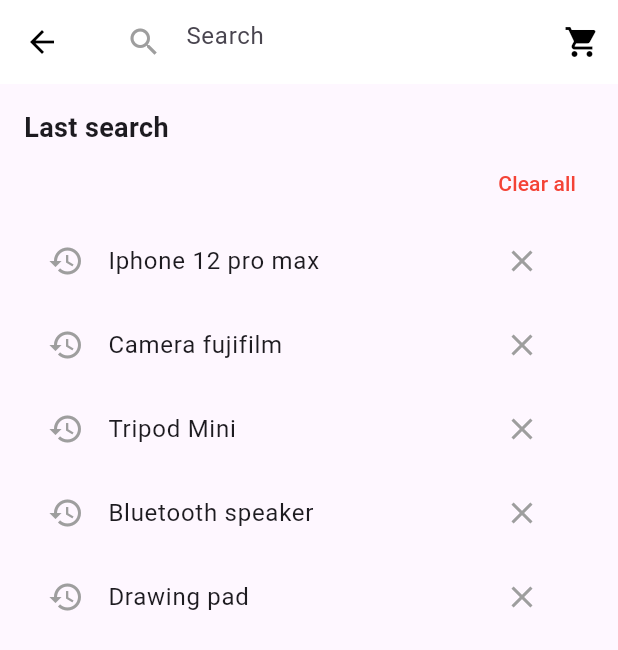
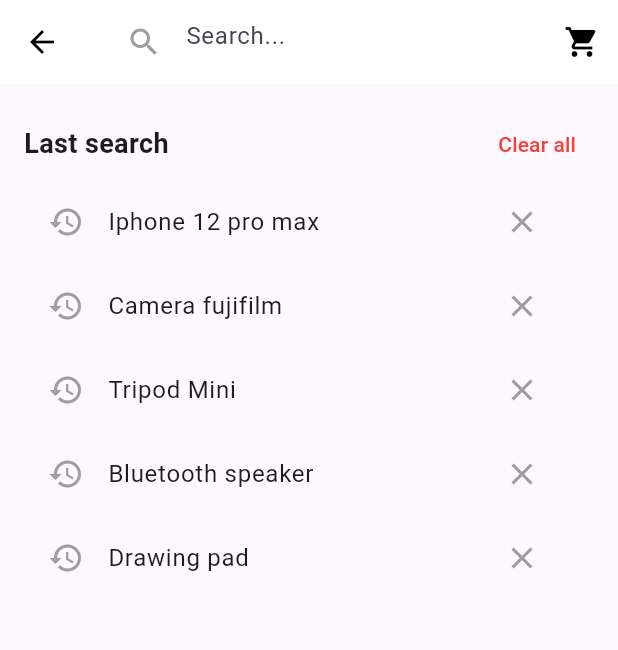
Before and after one commit to ndhue/final_flutter_ecommerce, a Flutter app: the ProductSearch screen opened directly, on a phone screen of 412 x 824 dp. Shown: the top 650 px of the screen. Run offline on Flutter 3.47's test engine with Material 3 defaults, Android fonts, the phone set to English and light mode, and no system bars; our stand-ins replace cloud_firestore, firebase_core, fluttertoast; accounts and stored records are empty.

Commit message:
update search

```diff
--- a/lib/main.dart
+++ b/lib/main.dart
@@ -26,7 +26,7 @@ class MainApp extends StatelessWidget {
       debugShowCheckedModeBanner: false,
       title: 'Demo',
       onGenerateRoute: router.generateRoute,
-      initialRoute: entryPointScreenRoute,
+      initialRoute: productSearchRoute,
     );
   }
 }
--- a/lib/routes/route_constants.dart
+++ b/lib/routes/route_constants.dart
@@ -10,3 +10,6 @@ const String paymentMethodScreenRoute = "payment_method";
 const String helpsAndSupportScreenRoute = "helps_and_support";
 const String adminChatsRoute = "admin_chats";
 const String customerChatRoute = "customer_chat";
+
+const String productSearchRoute = "procduct_search";
+const String searchResultRoute = "search_result";
--- a/lib/screens/product/product_search.dart
+++ b/lib/screens/product/product_search.dart
@@ -1,4 +1,6 @@
 import 'package:flutter/material.dart';
+import 'package:final_ecommerce/routes/route_constants.dart';
+import 'package:final_ecommerce/routes/router.dart' as router;
 
 class ProductSearch extends StatefulWidget {
   const ProductSearch({super.key});
@@ -15,6 +17,20 @@ class _ProductSearchState extends State<ProductSearch> {
     "Bluetooth speaker",
     "Drawing pad",
   ];
+  TextEditingController searchController = TextEditingController();
+
+  void _searchProduct(String query) {
+    if (query.isNotEmpty) {
+      setState(() {
+        if (!recentSearches.contains(query)) {
+          recentSearches.insert(0, query); // Lưu vào lịch sử tìm kiếm
+        }
+      });
+
+      // Chuyển sang trang SearchResults và truyền query
+      Navigator.pushNamed(context, searchResultRoute, arguments: query);
+    }
+  }
 
   @override
   Widget build(BuildContext context) {
@@ -23,19 +39,21 @@ class _ProductSearchState extends State<ProductSearch> {
         backgroundColor: Colors.white,
         elevation: 0,
         leading: IconButton(
-          icon: Icon(Icons.arrow_back, color: Colors.black),
+          icon: const Icon(Icons.arrow_back, color: Colors.black),
           onPressed: () => Navigator.pop(context),
         ),
         title: TextField(
-          decoration: InputDecoration(
-            hintText: "Search",
+          controller: searchController,
+          decoration: const InputDecoration(
+            hintText: "Search...",
             border: InputBorder.none,
             prefixIcon: Icon(Icons.search, color: Colors.grey),
           ),
+          onSubmitted: _searchProduct, // Khi nhấn Enter, gọi hàm tìm kiếm
         ),
         actions: [
           IconButton(
-            icon: Icon(Icons.shopping_cart, color: Colors.black),
+            icon: const Icon(Icons.shopping_cart, color: Colors.black),
             onPressed: () {},
           ),
         ],
@@ -45,36 +63,43 @@ class _ProductSearchState extends State<ProductSearch> {
         child: Column(
           crossAxisAlignment: CrossAxisAlignment.start,
           children: [
-            Text(
+            Row(
+              mainAxisAlignment: MainAxisAlignment.spaceBetween,
+              children: [
+                const Text(
                   "Last search",
                   style: TextStyle(fontSize: 18, fontWeight: FontWeight.bold),
                 ),
-            Align(
-              alignment: Alignment.centerRight,
-              child: TextButton(
-                onPressed: () {
-                  setState(() {
+                TextButton(
+                  onPressed:
+                      () => setState(() {
                         recentSearches.clear();
-                  });
-                },
-                child: Text("Clear all", style: TextStyle(color: Colors.red)),
+                      }),
+                  child: const Text(
+                    "Clear all",
+                    style: TextStyle(color: Colors.red),
                   ),
+                ),
+              ],
             ),
             Expanded(
               child: ListView.builder(
                 itemCount: recentSearches.length,
                 itemBuilder: (context, index) {
                   return ListTile(
-                    leading: Icon(Icons.history, color: Colors.grey),
+                    leading: const Icon(Icons.history, color: Colors.grey),
                     title: Text(recentSearches[index]),
                     trailing: IconButton(
-                      icon: Icon(Icons.close, color: Colors.grey),
-                      onPressed: () {
-                        setState(() {
+                      icon: const Icon(Icons.close, color: Colors.grey),
+                      onPressed:
+                          () => setState(() {
                             recentSearches.removeAt(index);
-                        });
-                      },
+                          }),
                     ),
+                    onTap:
+                        () => _searchProduct(
+                          recentSearches[index],
+                        ), // Khi click vào, tìm lại từ khóa
                   );
                 },
               ),
```
Also changed, not shown: lib/routes/router.dart (+24 -10 lines), lib/screens/product/search_result.dart (+66 -144 lines), pubspec.lock. Lines whose indentation alone changed are shown as unchanged.
